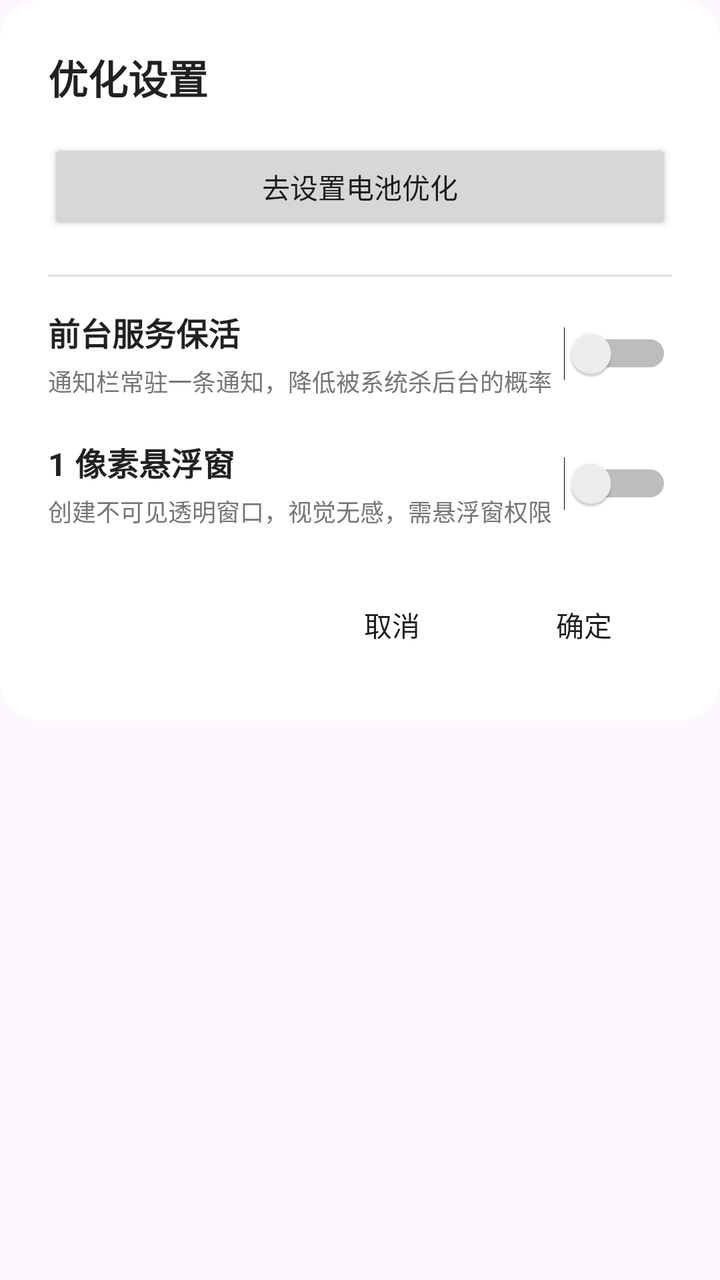
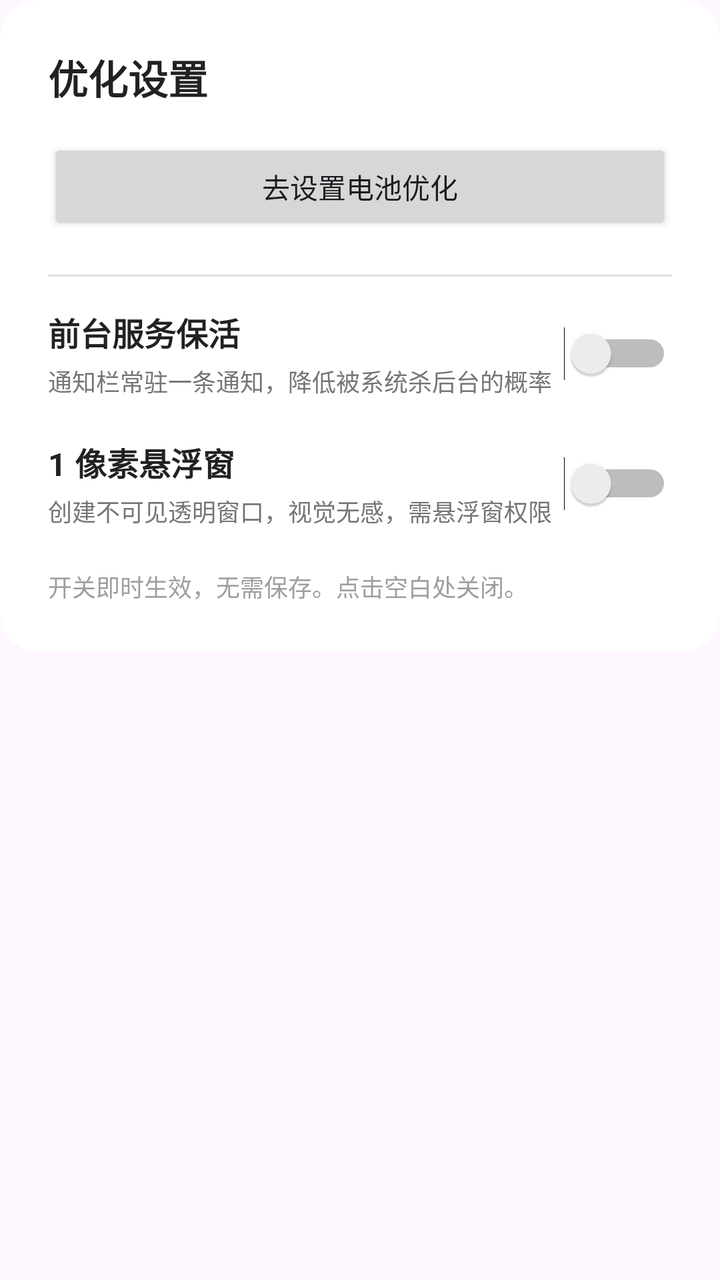

An Android layout rendered at two revisions. The XML below is the earlier revision; the diff shows what the commit changed to produce the second picture.
<!-- AndroidManifest.xml: application theme Theme.QQAIHelper -->
<!-- res/layout/dialog_optimization.xml -->
<?xml version="1.0" encoding="utf-8"?>
<ScrollView xmlns:android="http://schemas.android.com/apk/res/android"
    android:layout_width="match_parent"
    android:layout_height="wrap_content">

    <LinearLayout
        android:layout_width="match_parent"
        android:layout_height="wrap_content"
        android:orientation="vertical"
        android:background="@drawable/dialog_bg"
        android:padding="24dp">

        <TextView
            android:layout_width="match_parent"
            android:layout_height="wrap_content"
            android:text="@string/opt_dialog_title"
            android:textSize="20sp"
            android:textStyle="bold"
            android:textColor="#212121"
            android:layout_marginBottom="16dp" />

        <Button
            android:id="@+id/btnBatteryOptInDialog"
            android:layout_width="match_parent"
            android:layout_height="wrap_content"
            android:text="@string/opt_dialog_battery" />

        <View
            android:layout_width="match_parent"
            android:layout_height="1dp"
            android:background="#E0E0E0"
            android:layout_marginTop="20dp"
            android:layout_marginBottom="16dp" />

        <LinearLayout
            android:layout_width="match_parent"
            android:layout_height="wrap_content"
            android:orientation="horizontal"
            android:gravity="center_vertical">

            <LinearLayout
                android:layout_width="0dp"
                android:layout_height="wrap_content"
                android:layout_weight="1"
                android:orientation="vertical">

                <TextView
                    android:layout_width="wrap_content"
                    android:layout_height="wrap_content"
                    android:text="@string/opt_dialog_keepalive"
                    android:textSize="16sp"
                    android:textStyle="bold"
                    android:textColor="#212121" />

                <TextView
                    android:layout_width="wrap_content"
                    android:layout_height="wrap_content"
                    android:layout_marginTop="4dp"
                    android:text="@string/opt_dialog_keepalive_desc"
                    android:textSize="12sp"
                    android:textColor="#757575" />
            </LinearLayout>

            <Switch
                android:id="@+id/switchKeepAlive"
                android:layout_width="wrap_content"
                android:layout_height="wrap_content" />
        </LinearLayout>

        <LinearLayout
            android:layout_width="match_parent"
            android:layout_height="wrap_content"
            android:orientation="horizontal"
            android:gravity="center_vertical"
            android:layout_marginTop="20dp">

            <LinearLayout
                android:layout_width="0dp"
                android:layout_height="wrap_content"
                android:layout_weight="1"
                android:orientation="vertical">

                <TextView
                    android:layout_width="wrap_content"
                    android:layout_height="wrap_content"
                    android:text="@string/opt_dialog_pixel"
                    android:textSize="16sp"
                    android:textStyle="bold"
                    android:textColor="#212121" />

                <TextView
                    android:layout_width="wrap_content"
                    android:layout_height="wrap_content"
                    android:layout_marginTop="4dp"
                    android:text="@string/opt_dialog_pixel_desc"
                    android:textSize="12sp"
                    android:textColor="#757575" />
            </LinearLayout>

            <Switch
                android:id="@+id/switchPixelWindow"
                android:layout_width="wrap_content"
                android:layout_height="wrap_content" />
        </LinearLayout>

        <LinearLayout
            android:layout_width="match_parent"
            android:layout_height="wrap_content"
            android:orientation="horizontal"
            android:gravity="end"
            android:layout_marginTop="24dp">

            <Button
                android:id="@+id/btnDialogCancel"
                android:layout_width="wrap_content"
                android:layout_height="wrap_content"
                android:text="@string/dialog_cancel"
                style="?android:attr/borderlessButtonStyle" />

            <Button
                android:id="@+id/btnDialogConfirm"
                android:layout_width="wrap_content"
                android:layout_height="wrap_content"
                android:layout_marginStart="8dp"
                android:text="@string/dialog_confirm"
                style="?android:attr/borderlessButtonStyle" />
        </LinearLayout>

    </LinearLayout>
</ScrollView>
<!-- resources referenced by this layout -->
<resources>
  <!-- drawable dialog_bg (drawable) -->
  <?xml version="1.0" encoding="utf-8"?>
  <shape xmlns:android="http://schemas.android.com/apk/res/android"
      android:shape="rectangle">
      <solid android:color="#FFFFFF" />
      <corners android:radius="20dp" />
  </shape>
  <string name="dialog_cancel">取消</string>
  <string name="dialog_confirm">确定</string>
  <string name="opt_dialog_battery">去设置电池优化</string>
  <string name="opt_dialog_keepalive">前台服务保活</string>
  <string name="opt_dialog_keepalive_desc">通知栏常驻一条通知，降低被系统杀后台的概率</string>
  <string name="opt_dialog_pixel">1 像素悬浮窗</string>
  <string name="opt_dialog_pixel_desc">创建不可见透明窗口，视觉无感，需悬浮窗权限</string>
  <string name="opt_dialog_title">优化设置</string>
  <style name="Theme.QQAIHelper" parent="Base.Theme.QQAIHelper" />
  <style name="Base.Theme.QQAIHelper" parent="Theme.Material3.Light.NoActionBar">
          
          <item name="alertDialogTheme">@style/AppAlertDialogTheme</item>
      </style>
  <style name="AppAlertDialogTheme" parent="ThemeOverlay.Material3.MaterialAlertDialog">
          <item name="android:windowAnimationStyle">@style/AppDialogAnimation</item>
      </style>
  <style name="AppDialogAnimation">
          <item name="android:windowEnterAnimation">@anim/dialog_enter</item>
          <item name="android:windowExitAnimation">@anim/dialog_exit</item>
      </style>
</resources>

<!-- the commit's change to res/layout/dialog_optimization.xml (unified diff, before → after) -->
@@ -103,28 +103,13 @@
                 android:layout_height="wrap_content" />
         </LinearLayout>
 
-        <LinearLayout
+        <TextView
             android:layout_width="match_parent"
             android:layout_height="wrap_content"
-            android:orientation="horizontal"
-            android:gravity="end"
-            android:layout_marginTop="24dp">
-
-            <Button
-                android:id="@+id/btnDialogCancel"
-                android:layout_width="wrap_content"
-                android:layout_height="wrap_content"
-                android:text="@string/dialog_cancel"
-                style="?android:attr/borderlessButtonStyle" />
-
-            <Button
-                android:id="@+id/btnDialogConfirm"
-                android:layout_width="wrap_content"
-                android:layout_height="wrap_content"
-                android:layout_marginStart="8dp"
-                android:text="@string/dialog_confirm"
-                style="?android:attr/borderlessButtonStyle" />
-        </LinearLayout>
+            android:layout_marginTop="20dp"
+            android:text="@string/opt_dialog_hint"
+            android:textSize="12sp"
+            android:textColor="#9E9E9E" />
 
     </LinearLayout>
 </ScrollView>
<!-- resource entries referenced after the edit -->
@@ -7,9 +7,8 @@
       <solid android:color="#FFFFFF" />
       <corners android:radius="20dp" />
   </shape>
-  <string name="dialog_cancel">取消</string>
-  <string name="dialog_confirm">确定</string>
   <string name="opt_dialog_battery">去设置电池优化</string>
+  <string name="opt_dialog_hint">开关即时生效，无需保存。点击空白处关闭。</string>
   <string name="opt_dialog_keepalive">前台服务保活</string>
   <string name="opt_dialog_keepalive_desc">通知栏常驻一条通知，降低被系统杀后台的概率</string>
   <string name="opt_dialog_pixel">1 像素悬浮窗</string>
